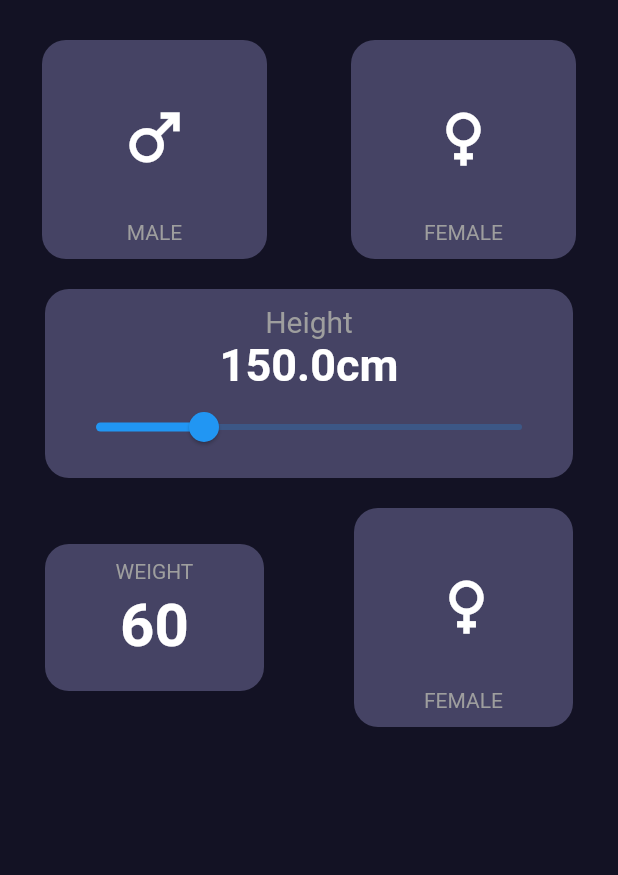
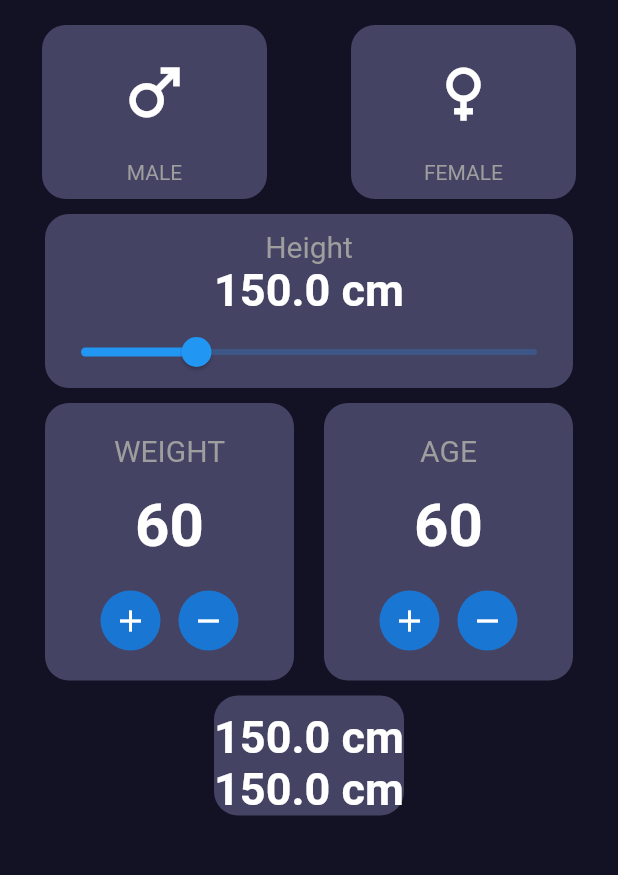
Before and after one commit to Aayush-Bajirao/BMI-Calculator, a Flutter app: the screen it shows after launch, on a phone screen of 412 x 824 dp, the part 59-934 px from its top. Run offline on Flutter 3.47's test engine with Material 2 defaults, Android fonts, the phone set to English and light mode, and no system bars.

Commit message:
Third row i.e. wieght and age completed and started work in display of BMI

```diff
--- a/lib/main.dart
+++ b/lib/main.dart
@@ -12,6 +12,7 @@ class bmi_calc extends StatefulWidget {
 class _bmi_calcState extends State<bmi_calc> {
   double val = 150; //value of slider
   int weight = 60;
+  int age = 60;
 
   @override
   Widget build(BuildContext context) {
@@ -33,16 +34,15 @@ class _bmi_calcState extends State<bmi_calc> {
 //column for whole app page----------------------------------------
         child: Column(
           children: <Widget>[
+//First Row of app containing male and female options----------------------------------------
             Container(
-              padding: EdgeInsets.symmetric(vertical: 10),
-//First Row of app containing male and female options----------------------------------------
+
               child: Row(
                 mainAxisAlignment: MainAxisAlignment.spaceAround,
                 children: <Widget>[
                   GestureDetector(
                     onTap: () {},
                     child: Expanded(
-                      child: Container(
                       child: Container(
                           padding: EdgeInsets.all(10),
                           decoration: new BoxDecoration(
@@ -54,8 +54,7 @@ class _bmi_calcState extends State<bmi_calc> {
 //Male Box----------------------------------------------------------------
 
                               Container(
-                                  padding: EdgeInsets.fromLTRB(
-                                      40.0, 30.0, 40.0, 30.0),
+                                padding: EdgeInsets.fromLTRB(40.0, 10.0, 40.0, 20.0),
                                 child: Icon(
                                   Icons.male,
                                   size: 50,
@@ -74,11 +73,9 @@ class _bmi_calcState extends State<bmi_calc> {
                           )),
                     ),
                   ),
-                  ),
                   GestureDetector(
                     onTap: () {},
                     child: Expanded(
-                      child: Container(
                       child: Container(
                           padding: EdgeInsets.all(10),
                           decoration: new BoxDecoration(
@@ -91,8 +88,7 @@ class _bmi_calcState extends State<bmi_calc> {
 //Female Box---------------------------------------------------------------------
 
                                 child: Container(
-                                    padding: EdgeInsets.fromLTRB(
-                                        40.0, 30.0, 40.0, 30.0),
+                                padding: EdgeInsets.fromLTRB(40.0, 10.0, 40.0, 20.0),
                                   child: Icon(
                                     Icons.female,
                                     size: 50,
@@ -112,14 +108,13 @@ class _bmi_calcState extends State<bmi_calc> {
                           )),
                     ),
                   ),
-                  ),
                 ],
               ),
             ),
+//Second Row Slider section------------------------------------------------------------------
             Container(
-//Slider section--------------------------------------------------------------------
                 margin: EdgeInsets.symmetric(vertical: 10, horizontal: 30),
-                padding: EdgeInsets.all(10),
+                padding: EdgeInsets.fromLTRB(0, 10, 0, 0),
                 decoration: new BoxDecoration(
                   borderRadius: new BorderRadius.circular(16.0),
                   color: Color.fromARGB(255, 69, 67, 100),
@@ -143,7 +138,7 @@ class _bmi_calcState extends State<bmi_calc> {
 
                     Container(
                       child: Text(
-                        '${val}cm',
+                        '${val} cm',
                         style: TextStyle(
                           color: Colors.white,
                           fontSize: 30,
@@ -161,43 +156,124 @@ class _bmi_calcState extends State<bmi_calc> {
                               max: 225,
                               divisions: 100,
                               onChanged: (double value) => (setState(() {
-                                    val = value;}))),
+                                    val = value;
+                                  }))),
                         ],
                       ),
                     )
                   ],
-                )
-              ),
-//Third Row of app containing Wieght and Age options----------------------------------------
+                )),
+//Third Row Wieght and Age options-----------------------------------------------------------
             Container(
-              padding: EdgeInsets.symmetric(vertical: 10),
+
               child: Row(
                 mainAxisAlignment: MainAxisAlignment.spaceEvenly,
                 children: <Widget>[
+                  //Weight Box----------------------------------------------------------------
+
                   Expanded(
                     child: Container(
-                        margin: EdgeInsets.symmetric(horizontal: 30),
-                        padding: EdgeInsets.all(10),
+                        margin: EdgeInsets.fromLTRB(30, 0, 10, 0),
+                        padding: EdgeInsets.fromLTRB(25, 10, 25, 10),
                         decoration: new BoxDecoration(
                           borderRadius: new BorderRadius.circular(16.0),
                           color: Color.fromARGB(255, 69, 67, 100),
                         ),
                         child: Column(
                           children: [
-
-//Weight Box----------------------------------------------------------------
+                            //Weight Textbox-----------------------------------------------------------
+                            //variable weight
                             Container(
+                              padding: EdgeInsets.symmetric(
+                                  vertical: 10, horizontal: 10),
                               child: Text(
                                 'WEIGHT',
                                 style: TextStyle(
+                                  fontSize: 20,
                                   color: Colors.grey,
                                 ),
                               ),
                             ),
+                            Container(
+                              padding: EdgeInsets.fromLTRB(0.0, 5.0, 0.0, 10.0),
+                              child: Text(
+                                '${weight}',
+                                style: TextStyle(
+                                  color: Colors.white,
+                                  fontWeight: FontWeight.bold,
+                                  fontSize: 40.0,
+                                ),
+                              ),
+                            ),
+                            //Weight Butonbox-----------------------------------------------------------
+                            Container(
+                              padding: EdgeInsets.symmetric(vertical: 10),
+                              child: Row(
+                                  mainAxisAlignment:
+                                      MainAxisAlignment.spaceEvenly,
+                                  crossAxisAlignment: CrossAxisAlignment.center,
+                                  children: <Widget>[
+                                    Container(
+                                      child: GestureDetector(
+                                        onTap: () {},
+                                        child: CircleAvatar(
+                                          child: Icon(
+                                            Icons.add,
+                                            color: Colors.white,
+                                          ),
+                                        ),
+                                      ),
+                                    ),
+                                    Container(
+                                      child: GestureDetector(
+                                        onTap: () {
+                                          weight++;
+                                        },
+                                        child: CircleAvatar(
+                                          child: Icon(
+                                            Icons.remove,
+                                            color: Colors.white,
+                                          ),
+                                        ),
+                                      ),
+                                    )
+                                  ]),
+                            ),
+                          ],
+                        )),
+                  ),
+
+                  //Age Box---------------------------------------------------------------------
+
+                  Expanded(
+                    child: Container(
+                        margin: EdgeInsets.fromLTRB(10, 0, 30, 0),
+                        padding: EdgeInsets.fromLTRB(25, 10, 25, 10),
+                        decoration: new BoxDecoration(
+                          borderRadius: new BorderRadius.circular(16.0),
+                          color: Color.fromARGB(255, 69, 67, 100),
+                        ),
+                        child: Column(
+                          children: [
+                  //Age Textbox-----------------------------------------------------------
+                  //variable age
 
                             Container(
+                              padding: EdgeInsets.symmetric(
+                                  vertical: 10, horizontal: 10),
+                              child: Text(
+                                'AGE',
+                                style: TextStyle(
+                                                                    fontSize: 20,
+
+                                  color: Colors.grey,
+                                ),
+                              ),
+                            ),
+                            Container(
                               padding: EdgeInsets.fromLTRB(0.0, 5.0, 0.0, 10.0),
-                              child: Text('${weight}',
+                              child: Text(
+                                '${age}',
                                 style: TextStyle(
                                   color: Colors.white,
                                   fontWeight: FontWeight.bold,
@@ -206,41 +282,40 @@ class _bmi_calcState extends State<bmi_calc> {
                               ),
                             ),
 
-
-
-                          ],
-                        )),
-                  ),
-                  Expanded(
-                    child: Container(
-                      margin: EdgeInsets.symmetric(horizontal: 30),
-                        padding: EdgeInsets.all(10),
-                        decoration: new BoxDecoration(
-                          borderRadius: new BorderRadius.circular(16.0),
-                          color: Color.fromARGB(255, 69, 67, 100),
-                        ),
-                        child: Column(
-                          children: [
+                  //Age Buttonbox-----------------------------------------------------------
                             Container(
-//Age Box---------------------------------------------------------------------
-
-                              child: Container(
-                                padding: EdgeInsets.fromLTRB(
-                                    40.0, 30.0, 40.0, 30.0),
+                              child: Row(
+                                  mainAxisAlignment:
+                                      MainAxisAlignment.spaceEvenly,
+                                  crossAxisAlignment: CrossAxisAlignment.center,
+                                  children: <Widget>[
+                                    Container(
+                                      child: GestureDetector(
+                                        onTap: () {},
+                                        child: CircleAvatar(
                                           child: Icon(
-                                  Icons.female,
-                                  size: 50,
+                                            Icons.add,
                                             color: Colors.white,
                                           ),
                                         ),
                                       ),
+                                    ),
                                     Container(
-                              child: Text(
-                                'FEMALE',
-                                style: TextStyle(
-                                  color: Colors.grey,
+                                      padding:
+                                          EdgeInsets.symmetric(vertical: 10),
+                                      child: GestureDetector(
+                                        onTap: () {
+                                          weight++;
+                                        },
+                                        child: CircleAvatar(
+                                          child: Icon(
+                                            Icons.remove,
+                                            color: Colors.white,
                                           ),
                                         ),
+                                      ),
+                                    )
+                                  ]),
                             ),
                           ],
                         )),
@@ -248,8 +323,44 @@ class _bmi_calcState extends State<bmi_calc> {
                 ],
               ),
             ),
+//Fourth Row Display options-----------------------------------------------------------------
+             Container(
+                margin: EdgeInsets.symmetric(vertical: 10, horizontal: 30),
+                padding: EdgeInsets.fromLTRB(0, 10, 0, 0),
+                decoration: new BoxDecoration(
+                  borderRadius: new BorderRadius.circular(16.0),
+                  color: Color.fromARGB(255, 69, 67, 100),
+                ),
+                child: Column(
+                  mainAxisAlignment: MainAxisAlignment.center,
+                  crossAxisAlignment: CrossAxisAlignment.center,
+                  children: <Widget>[
+                    Container(
+                      child: Column(
+                        children: [
+                          Text(
+                            '${val} cm',
+                            style: TextStyle(
+                              color: Colors.white,
+                              fontSize: 30,
+                              fontWeight: FontWeight.bold,
+                            ),
+                          ),
+                          Text(
+                            '${val} cm',
+                            style: TextStyle(
+                              color: Colors.white,
+                              fontSize: 30,
+                              fontWeight: FontWeight.bold,
+                            ),
+                          ),
+                        ],
+                      ),
 
+                    ),
 
+                  ],
+                )),
 
           ],
         ),
```
Lines whose indentation alone changed are shown as unchanged.
